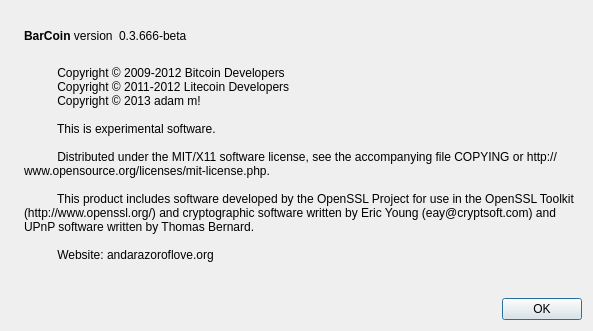
Before: the Qt Designer form src/qt/forms/aboutdialog.ui in ArekiboCoin/arekibocoin, drawn with Qt 5.
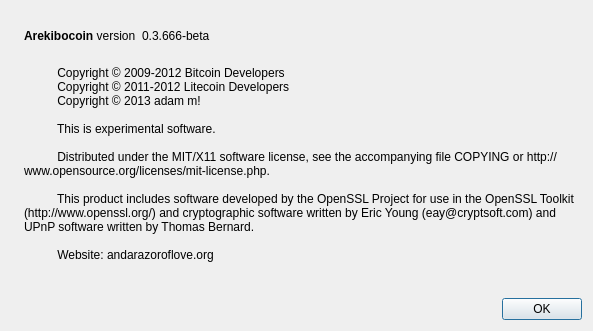
After: the same form once the commit is applied. Icons and pictures are not drawn.

Patch:
```diff
--- a/src/qt/forms/aboutdialog.ui
+++ b/src/qt/forms/aboutdialog.ui
@@ -50,7 +50,7 @@
           <cursorShape>IBeamCursor</cursorShape>
          </property>
          <property name="text">
-          <string>&lt;b&gt;BarCoin&lt;/b&gt; version</string>
+          <string>&lt;b&gt;Arekibocoin&lt;/b&gt; version</string>
          </property>
          <property name="textInteractionFlags">
           <set>Qt::LinksAccessibleByMouse|Qt::TextSelectableByKeyboard|Qt::TextSelectableByMouse</set>
```
Left out of the diff: 2 changed lines with no effect on the pictures.
